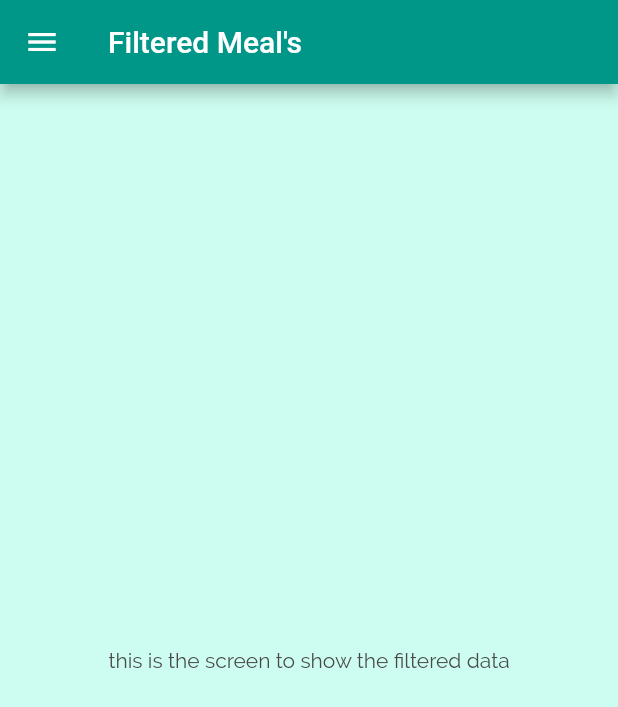
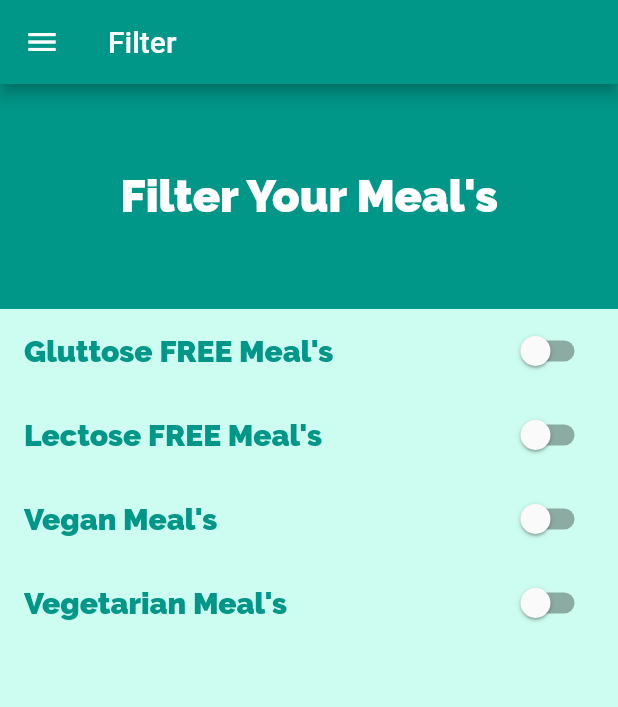
Before and after one commit to awaisOT/MealPrep, a Flutter app: the FilterScreens screen opened by its route, on a phone screen of 412 x 824 dp. Shown: the top 707 px of the screen. Run offline on Flutter 3.47's test engine with Material 2 defaults, Android fonts, the phone set to English and light mode, and no system bars.

Commit message:
app completes here

```diff
--- a/lib/screens/filter_screens.dart
+++ b/lib/screens/filter_screens.dart
@@ -1,21 +1,131 @@
 import 'package:flutter/material.dart';
 import 'package:mealprep/screens/drawer.dart';
 
-class FilterScreens extends StatelessWidget {
-const FilterScreens({ Key? key }) : super(key: key);
+class FilterScreens extends StatefulWidget {
+  const FilterScreens({Key? key}) : super(key: key);
 
-static const routeName='/filter_screen';
+  static const routeName = '/filter_screen';
 
   @override
-  Widget build(BuildContext context){
+  State<FilterScreens> createState() => _FilterScreensState();
+}
+
+class _FilterScreensState extends State<FilterScreens> {
+  var isGlutenFree = false;
+  var isLactoseFree = false;
+  var isVegan = false;
+  var isVegetarian = false;
+  @override
+  Widget build(BuildContext context) {
     return Scaffold(
-      appBar: AppBar(title: Text('Filtered Meal\'s'),),
-      drawer: DrawerScreen(),
-      body: const Center(
-        child: Text(
-          'this is the screen to show the filtered data',
+        appBar: AppBar(
+          title: Text('Filter'),
         ),
-      ),
-    );
+        drawer: DrawerScreen(),
+        body: Column(
+          children: <Widget>[
+            Container(
+              height: 150,
+              alignment: Alignment.center,
+              width: double.infinity,
+              color: Colors.teal,
+              child: const Text(
+                'Filter Your Meal\'s',
+                style: TextStyle(
+                  fontFamily: 'Raleway',
+                  fontSize: 30,
+                  fontWeight: FontWeight.w900,
+                  color: Colors.white,
+                ),
+              ),
+            ),
+            Expanded(
+              child: Column(
+                children: [
+                  SwitchListTile(
+                    activeColor: Colors.teal,
+                    value: isGlutenFree,
+                    title: const Text(
+                      'Gluttose FREE Meal\'s',
+                      style: TextStyle(
+                        fontFamily: 'Raleway',
+                        fontSize: 20,
+                        fontWeight: FontWeight.w900,
+                        color: Colors.teal,
+                      ),
+                    ),
+                    onChanged: (value) {
+                      (setState(() {
+                        {
+                          isGlutenFree = value;
+                        }
+                      }));
+                    },
+                  ),
+                  SwitchListTile(
+                    activeColor: Colors.teal,
+                    value: isLactoseFree,
+                    title: const Text(
+                      'Lectose FREE Meal\'s',
+                      style: TextStyle(
+                        fontFamily: 'Raleway',
+                        fontSize: 20,
+                        fontWeight: FontWeight.w900,
+                        color: Colors.teal,
+                      ),
+                    ),
+                    onChanged: (newvalue) {
+                      (setState(() {
+                        {
+                          isLactoseFree = newvalue;
+                        }
+                      }));
+                    },
+                  ),
+                  SwitchListTile(
+                    activeColor: Colors.teal,
+                    value: isVegan,
+                    title: const Text(
+                      'Vegan Meal\'s',
+                      style: TextStyle(
+                        fontFamily: 'Raleway',
+                        fontSize: 20,
+                        fontWeight: FontWeight.w900,
+                        color: Colors.teal,
+                      ),
+                    ),
+                    onChanged: (newvalue) {
+                      (setState(() {
+                        {
+                          isVegan = newvalue;
+                        }
+                      }));
+                    },
+                  ),
+                  SwitchListTile(
+                    activeColor: Colors.teal,
+                    value: isVegetarian,
+                    title: const Text(
+                      'Vegetarian Meal\'s',
+                      style: TextStyle(
+                        fontFamily: 'Raleway',
+                        fontSize: 20,
+                        fontWeight: FontWeight.w900,
+                        color: Colors.teal,
+                      ),
+                    ),
+                    onChanged: (newvalue) {
+                      (setState(() {
+                        {
+                          isVegetarian = newvalue;
+                        }
+                      }));
+                    },
+                  ),
+                ],
+              ),
+            )
+          ],
+        ));
   }
 }
```
Also changed, not shown: pubspec.lock.
